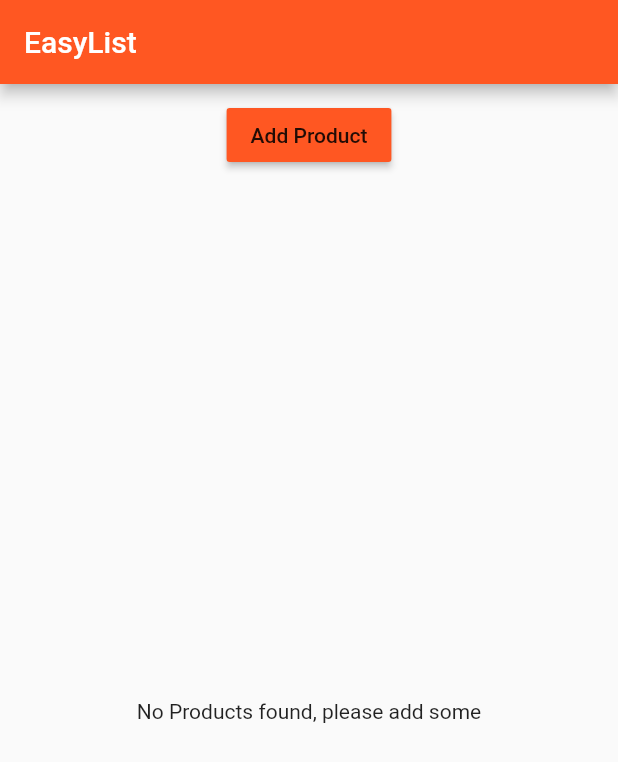
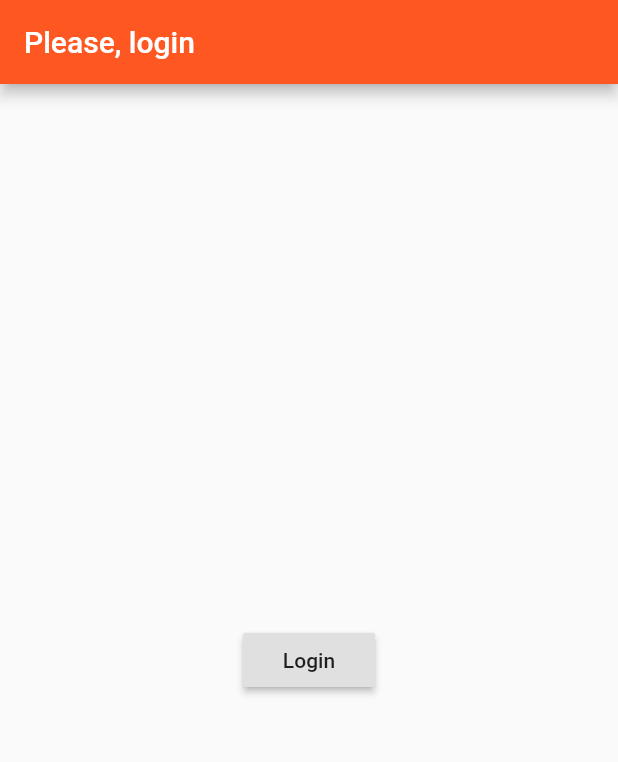
Before and after one commit to bkmza/flutter_course, a Flutter app: the screen it shows after launch, on a phone screen of 412 x 824 dp. Shown: the top 762 px of the screen. Run offline on Flutter 3.47's test engine with Material 2 defaults, Android fonts, the phone set to English and light mode, and no system bars.

Commit message:
added auth page

```diff
--- a/lib/main.dart
+++ b/lib/main.dart
@@ -1,7 +1,7 @@
 import 'package:flutter/material.dart';
 // import 'package:flutter/rendering.dart';
 
-import './pages/home.dart';
+import './pages/auth.dart';
 
 main() {
   // debugPaintSizeEnabled = true;
@@ -12,12 +12,11 @@ class MyApp extends StatelessWidget {
   @override
   Widget build(context) {
     return new MaterialApp(
-      // debugShowMaterialGrid: true,
-      theme: ThemeData(
-          brightness: Brightness.light,
-          primarySwatch: Colors.deepOrange,
-          accentColor: Colors.deepPurple),
-      home: HomePage()
-    );
+        // debugShowMaterialGrid: true,
+        theme: ThemeData(
+            brightness: Brightness.light,
+            primarySwatch: Colors.deepOrange,
+            accentColor: Colors.deepPurple),
+        home: AuthPage());
   }
 }
--- /dev/null
+++ b/lib/pages/auth.dart
@@ -0,0 +1,26 @@
+import 'package:flutter/material.dart';
+
+import './products.dart';
+
+class AuthPage extends StatelessWidget {
+  @override
+  Widget build(BuildContext context) {
+    return Scaffold(
+      appBar: AppBar(
+        title: Text('Please, login'),
+      ),
+      body: Center(
+        child: RaisedButton(
+          child: Text('Login'),
+          onPressed: () {
+            Navigator.pushReplacement(
+                context,
+                MaterialPageRoute(
+                    builder: (BuildContext context) => ProductsPage()));
+          },
+        ),
+      ),
+    );
+    ;
+  }
+}
--- a/lib/pages/home.dart
+++ b/lib/pages/products.dart
@@ -2,7 +2,7 @@ import 'package:flutter/material.dart';
 
 import '../product_manager.dart';
 
-class HomePage extends StatelessWidget {
+class ProductsPage extends StatelessWidget {
   @override
   Widget build(BuildContext context) {
     return Scaffold(
```
Also changed, not shown: lib/pages/product.dart (+9 -2 lines).
